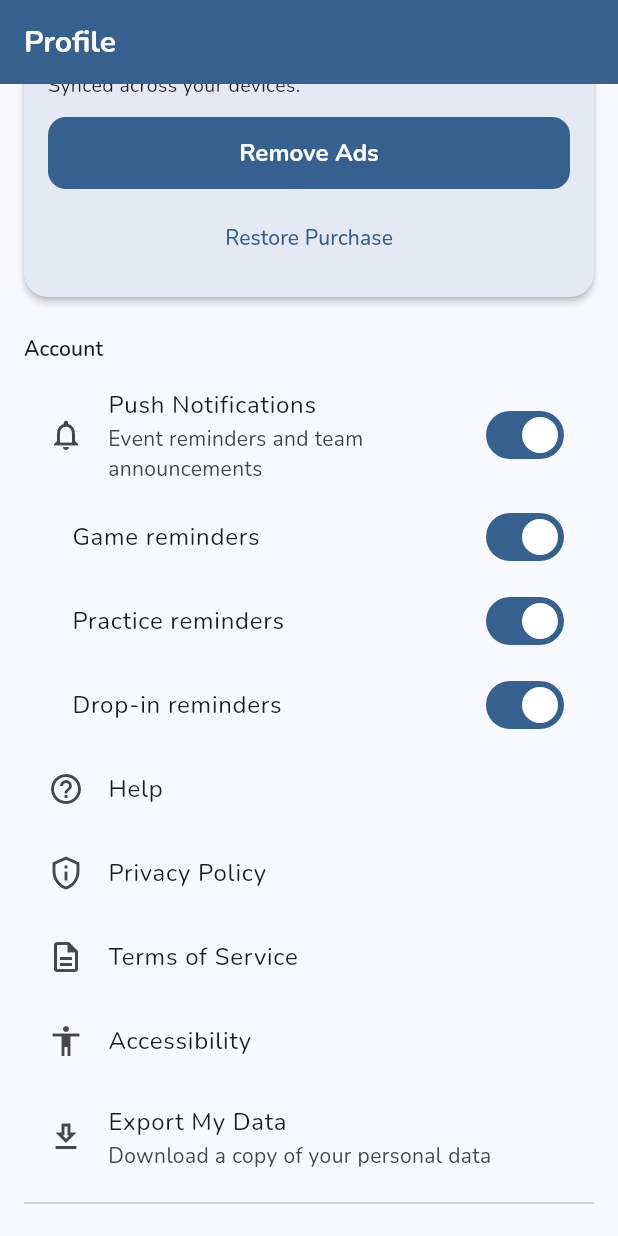
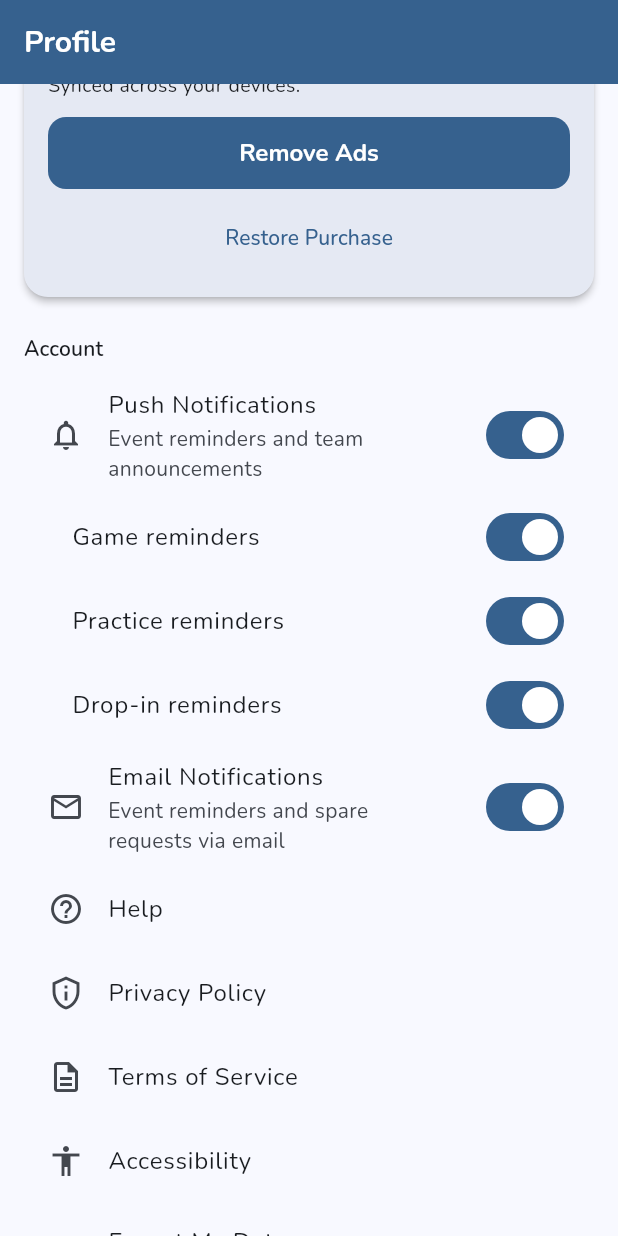
Before and after one commit to Moore99/sport-rosters, a Flutter app: the ProfileScreen screen opened by its route, scrolled down 576 dp, on a phone screen of 412 x 824 dp. Run offline on Flutter 3.47's test engine with Material 3 defaults, Android fonts, the phone set to English and light mode, and no system bars; our stand-ins replace cloud_firestore, cloud_functions, firebase_analytics, firebase_auth, firebase_core, firebase_crashlytics and 23 more; missing offline and left inert: dart:html, dart:ui_web, firebase_app_check, mobile_scanner; accounts and stored records are empty; network calls fail.

Commit message:
Add emailNotificationsEnabled preference (Option A)
- AppUser: add emailNotificationsEnabled field (default true)
- UserRepository: add updateEmailNotificationsEnabled method
- Profile screen: Email Notifications toggle below push toggle
- Cloud Functions: respect emailNotificationsEnabled in sendEventReminders
  and notifySpares before sending email

Co-Authored-By: Claude Sonnet 4.6 <noreply@anthropic.com>

```diff
--- a/lib/features/auth/data/user_repository.dart
+++ b/lib/features/auth/data/user_repository.dart
@@ -60,6 +60,10 @@ class UserRepository {
   Future<void> updateNotificationsEnabled(String userId, bool enabled) =>
       _users.doc(userId).update({'notificationsEnabled': enabled});
 
+  /// Toggles whether email notifications are sent to this user.
+  Future<void> updateEmailNotificationsEnabled(String userId, bool enabled) =>
+      _users.doc(userId).update({'emailNotificationsEnabled': enabled});
+
   /// Mutes notifications from a specific team for this user.
   Future<void> muteTeam(String userId, String teamId) =>
       _users.doc(userId).update({'mutedTeams': FieldValue.arrayUnion([teamId])});
--- a/lib/features/auth/domain/app_user.dart
+++ b/lib/features/auth/domain/app_user.dart
@@ -15,8 +15,9 @@ class AppUser {
   final String role;         // 'player' | 'teamAdmin' | 'systemAdmin'
   final bool deleted;        // soft-delete flag (GDPR right to erasure pending cascade)
   final DateTime createdAt;
-  final bool notificationsEnabled; // user-level push notification opt-out
-  final List<String> mutedTeams;   // team IDs where notifications are muted
+  final bool notificationsEnabled;      // user-level push notification opt-out
+  final bool emailNotificationsEnabled; // user-level email notification opt-out
+  final List<String> mutedTeams;        // team IDs where notifications are muted
   final List<String> hiddenTeams;  // team IDs hidden from main list
   /// Per-event-type reminder prefs. Keys: 'game', 'practice', 'dropIn'.
   /// Absent key = enabled (default true).
@@ -36,6 +37,7 @@ class AppUser {
     required this.deleted,
     required this.createdAt,
     this.notificationsEnabled = true,
+    this.emailNotificationsEnabled = true,
     this.mutedTeams = const [],
     this.hiddenTeams = const [],
     this.eventTypePrefs = const {},
@@ -56,7 +58,8 @@ class AppUser {
       role:      data['role']     as String? ?? 'player',
       deleted:   data['deleted']  as bool? ?? false,
       createdAt: (data['createdAt'] as Timestamp?)?.toDate() ?? DateTime.now(),
-      notificationsEnabled: data['notificationsEnabled'] as bool? ?? true,
+      notificationsEnabled:      data['notificationsEnabled']      as bool? ?? true,
+      emailNotificationsEnabled: data['emailNotificationsEnabled'] as bool? ?? true,
       mutedTeams: List<String>.from(data['mutedTeams'] as List? ?? []),
       hiddenTeams: List<String>.from(data['hiddenTeams'] as List? ?? []),
       eventTypePrefs: Map<String, bool>.from(
--- a/lib/features/shared/screens/profile_screen.dart
+++ b/lib/features/shared/screens/profile_screen.dart
@@ -255,6 +255,15 @@ class ProfileScreen extends ConsumerWidget {
                     .updateEventTypePref(uid, 'drop_in', v),
               ),
             ],
+            SwitchListTile(
+              secondary: const Icon(Icons.email_outlined),
+              title:     const Text('Email Notifications'),
+              subtitle:  const Text('Event reminders and spare requests via email'),
+              value:     user?.emailNotificationsEnabled ?? true,
+              onChanged: (v) => ref
+                  .read(userRepositoryProvider)
+                  .updateEmailNotificationsEnabled(uid, v),
+            ),
             if (bioAvailable)
               SwitchListTile(
                 secondary: const Icon(Icons.fingerprint),
```
Also changed, not shown: 1 other file.
